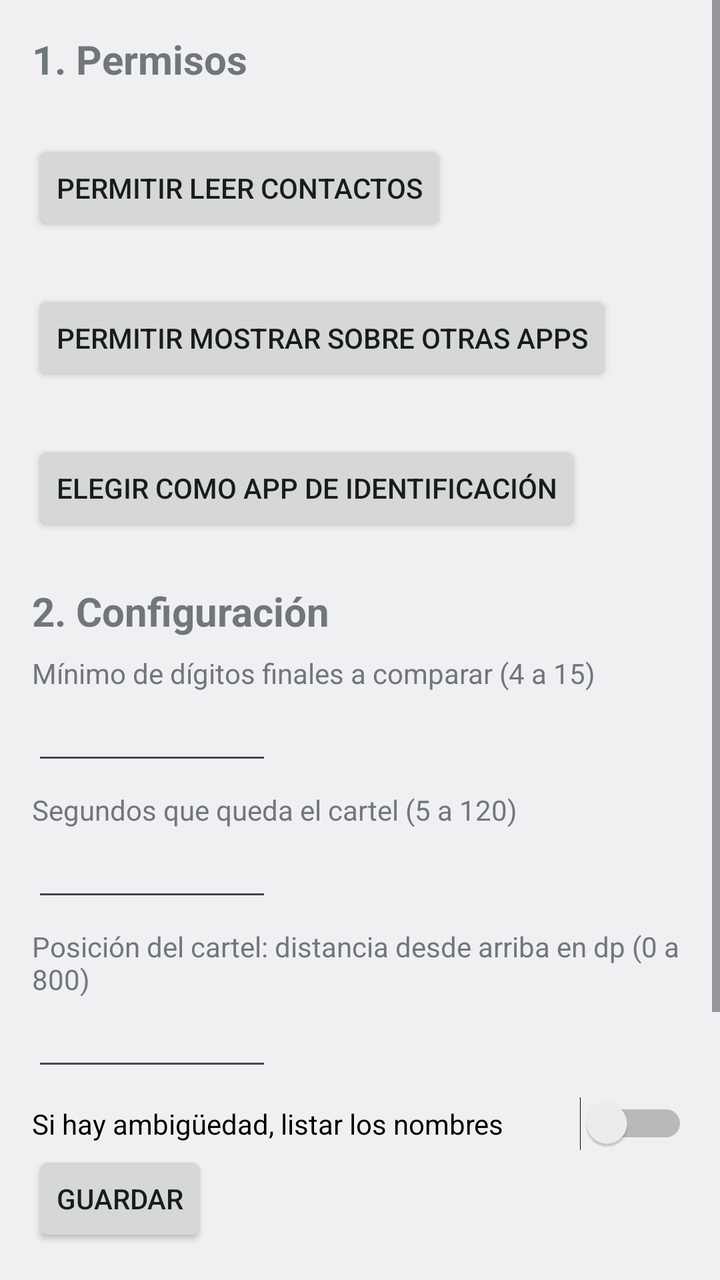
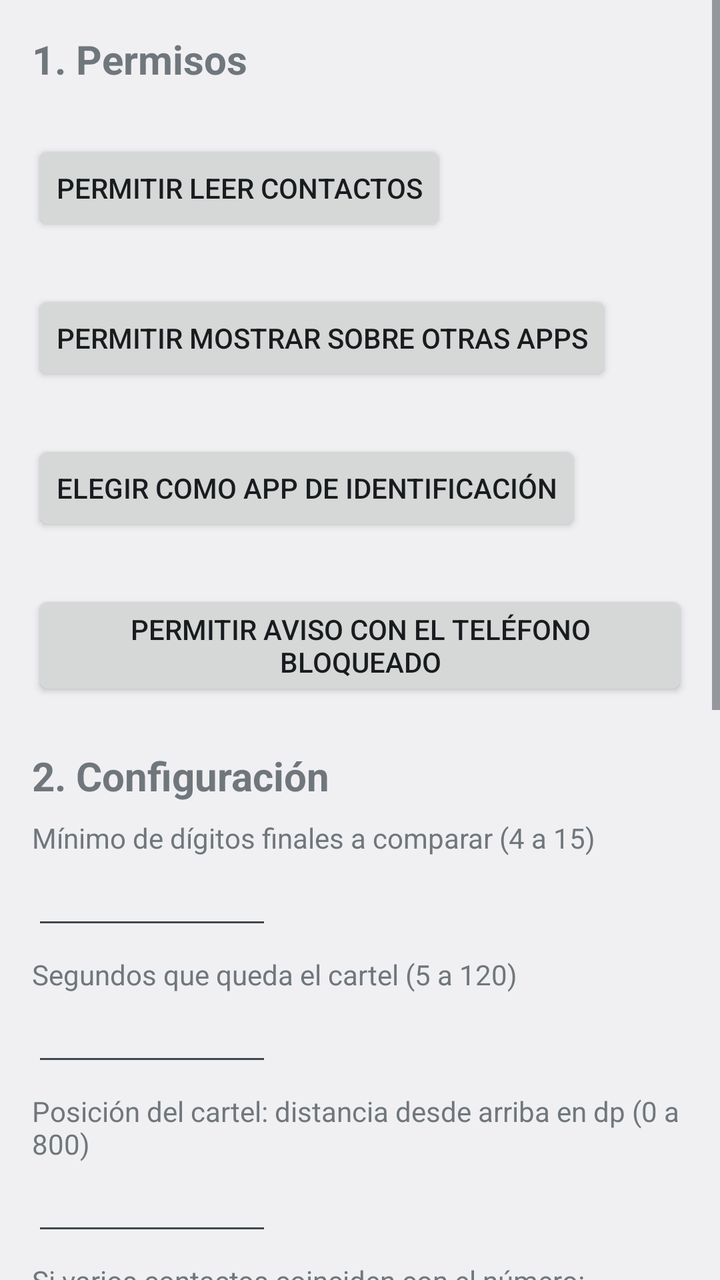

Two renders of the same Android screen: before a commit and after it. Below are the layout's source before the change and the commit's diff.
<!-- AndroidManifest.xml: application theme android:Theme.DeviceDefault.Light.DarkActionBar -->
<!-- res/layout/activity_main.xml -->
<?xml version="1.0" encoding="utf-8"?>
<ScrollView xmlns:android="http://schemas.android.com/apk/res/android"
    android:layout_width="match_parent"
    android:layout_height="match_parent"
    android:fillViewport="true">

    <LinearLayout
        android:layout_width="match_parent"
        android:layout_height="wrap_content"
        android:orientation="vertical"
        android:padding="16dp">

        <TextView
            android:layout_width="match_parent"
            android:layout_height="wrap_content"
            android:text="1. Permisos"
            android:textSize="20sp"
            android:textStyle="bold" />

        <TextView
            android:id="@+id/tvContacts"
            android:layout_width="match_parent"
            android:layout_height="wrap_content"
            android:layout_marginTop="8dp" />

        <Button
            android:id="@+id/btnContacts"
            android:layout_width="wrap_content"
            android:layout_height="wrap_content"
            android:text="Permitir leer contactos" />

        <TextView
            android:id="@+id/tvOverlay"
            android:layout_width="match_parent"
            android:layout_height="wrap_content"
            android:layout_marginTop="8dp" />

        <Button
            android:id="@+id/btnOverlay"
            android:layout_width="wrap_content"
            android:layout_height="wrap_content"
            android:text="Permitir mostrar sobre otras apps" />

        <TextView
            android:id="@+id/tvRole"
            android:layout_width="match_parent"
            android:layout_height="wrap_content"
            android:layout_marginTop="8dp" />

        <Button
            android:id="@+id/btnRole"
            android:layout_width="wrap_content"
            android:layout_height="wrap_content"
            android:text="Elegir como app de identificación" />

        <TextView
            android:layout_width="match_parent"
            android:layout_height="wrap_content"
            android:layout_marginTop="24dp"
            android:text="2. Configuración"
            android:textSize="20sp"
            android:textStyle="bold" />

        <TextView
            android:layout_width="match_parent"
            android:layout_height="wrap_content"
            android:layout_marginTop="8dp"
            android:text="Mínimo de dígitos finales a comparar (4 a 15)" />

        <EditText
            android:id="@+id/etMin"
            android:layout_width="120dp"
            android:layout_height="wrap_content"
            android:inputType="number"
            android:maxLength="2" />

        <TextView
            android:layout_width="match_parent"
            android:layout_height="wrap_content"
            android:layout_marginTop="8dp"
            android:text="Segundos que queda el cartel (5 a 120)" />

        <EditText
            android:id="@+id/etSecs"
            android:layout_width="120dp"
            android:layout_height="wrap_content"
            android:inputType="number"
            android:maxLength="3" />

        <TextView
            android:layout_width="match_parent"
            android:layout_height="wrap_content"
            android:layout_marginTop="8dp"
            android:text="Posición del cartel: distancia desde arriba en dp (0 a 800)" />

        <EditText
            android:id="@+id/etTop"
            android:layout_width="120dp"
            android:layout_height="wrap_content"
            android:inputType="number"
            android:maxLength="3" />

        <Switch
            android:id="@+id/swList"
            android:layout_width="match_parent"
            android:layout_height="wrap_content"
            android:layout_marginTop="8dp"
            android:text="Si hay ambigüedad, listar los nombres" />

        <Button
            android:id="@+id/btnSave"
            android:layout_width="wrap_content"
            android:layout_height="wrap_content"
            android:text="Guardar" />

        <TextView
            android:layout_width="match_parent"
            android:layout_height="wrap_content"
            android:layout_marginTop="24dp"
            android:text="3. Probar sin llamar"
            android:textSize="20sp"
            android:textStyle="bold" />

        <EditText
            android:id="@+id/etTest"
            android:layout_width="match_parent"
            android:layout_height="wrap_content"
            android:hint="Número tal como lo enviaría la operadora"
            android:inputType="phone" />

        <Button
            android:id="@+id/btnTest"
            android:layout_width="wrap_content"
            android:layout_height="wrap_content"
            android:text="Probar" />

        <TextView
            android:id="@+id/tvResult"
            android:layout_width="match_parent"
            android:layout_height="wrap_content"
            android:layout_marginTop="8dp"
            android:textSize="16sp" />

    </LinearLayout>
</ScrollView>
<!-- resources referenced by this layout -->
<resources>

</resources>

<!-- the commit's change to res/layout/activity_main.xml (unified diff, before → after) -->
@@ -54,6 +54,18 @@
             android:text="Elegir como app de identificación" />
 
         <TextView
+            android:id="@+id/tvNotif"
+            android:layout_width="match_parent"
+            android:layout_height="wrap_content"
+            android:layout_marginTop="8dp" />
+
+        <Button
+            android:id="@+id/btnNotif"
+            android:layout_width="wrap_content"
+            android:layout_height="wrap_content"
+            android:text="Permitir aviso con el teléfono bloqueado" />
+
+        <TextView
             android:layout_width="match_parent"
             android:layout_height="wrap_content"
             android:layout_marginTop="24dp"
@@ -100,12 +112,36 @@
             android:inputType="number"
             android:maxLength="3" />
 
-        <Switch
-            android:id="@+id/swList"
-            android:layout_width="match_parent"
-            android:layout_height="wrap_content"
-            android:layout_marginTop="8dp"
-            android:text="Si hay ambigüedad, listar los nombres" />
+        <TextView
+            android:layout_width="match_parent"
+            android:layout_height="wrap_content"
+            android:layout_marginTop="8dp"
+            android:text="Si varios contactos coinciden con el número:" />
+
+        <RadioGroup
+            android:id="@+id/rgAmb"
+            android:layout_width="match_parent"
+            android:layout_height="wrap_content"
+            android:orientation="vertical">
+
+            <RadioButton
+                android:id="@+id/rbAll"
+                android:layout_width="wrap_content"
+                android:layout_height="wrap_content"
+                android:text="Mostrar todos los nombres" />
+
+            <RadioButton
+                android:id="@+id/rbFirst"
+                android:layout_width="wrap_content"
+                android:layout_height="wrap_content"
+                android:text="Mostrar solo el primero (orden alfabético)" />
+
+            <RadioButton
+                android:id="@+id/rbNone"
+                android:layout_width="wrap_content"
+                android:layout_height="wrap_content"
+                android:text="No mostrar nombres, solo avisar" />
+        </RadioGroup>
 
         <Button
             android:id="@+id/btnSave"
@@ -141,5 +177,32 @@
             android:layout_marginTop="8dp"
             android:textSize="16sp" />
 
+        <TextView
+            android:layout_width="match_parent"
+            android:layout_height="wrap_content"
+            android:layout_marginTop="24dp"
+            android:text="4. Apoyar el proyecto"
+            android:textSize="20sp"
+            android:textStyle="bold" />
+
+        <TextView
+            android:layout_width="match_parent"
+            android:layout_height="wrap_content"
+            android:layout_marginTop="8dp"
+            android:text="Quién llama es gratis y de código abierto. Si te resultó útil, podés invitarme un café." />
+
+        <Button
+            android:id="@+id/btnCafe"
+            android:layout_width="wrap_content"
+            android:layout_height="wrap_content"
+            android:text="☕ Invitame un café" />
+
+        <TextView
+            android:id="@+id/tvVersion"
+            android:layout_width="match_parent"
+            android:layout_height="wrap_content"
+            android:layout_marginTop="16dp"
+            android:textSize="12sp" />
+
     </LinearLayout>
 </ScrollView>
